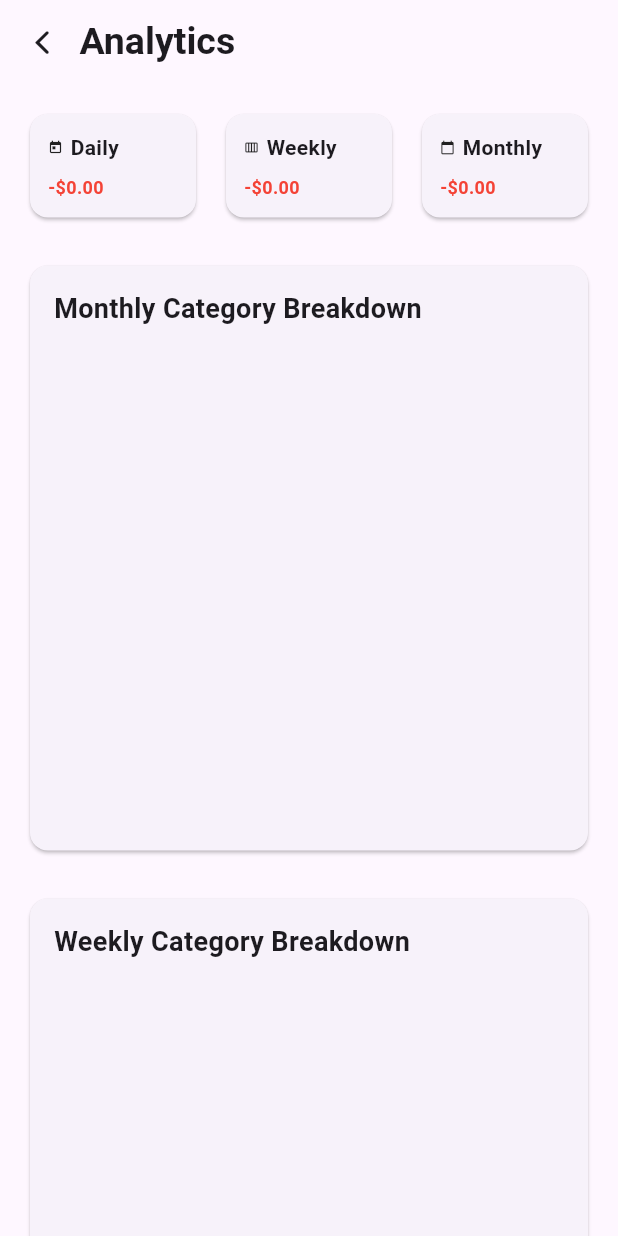
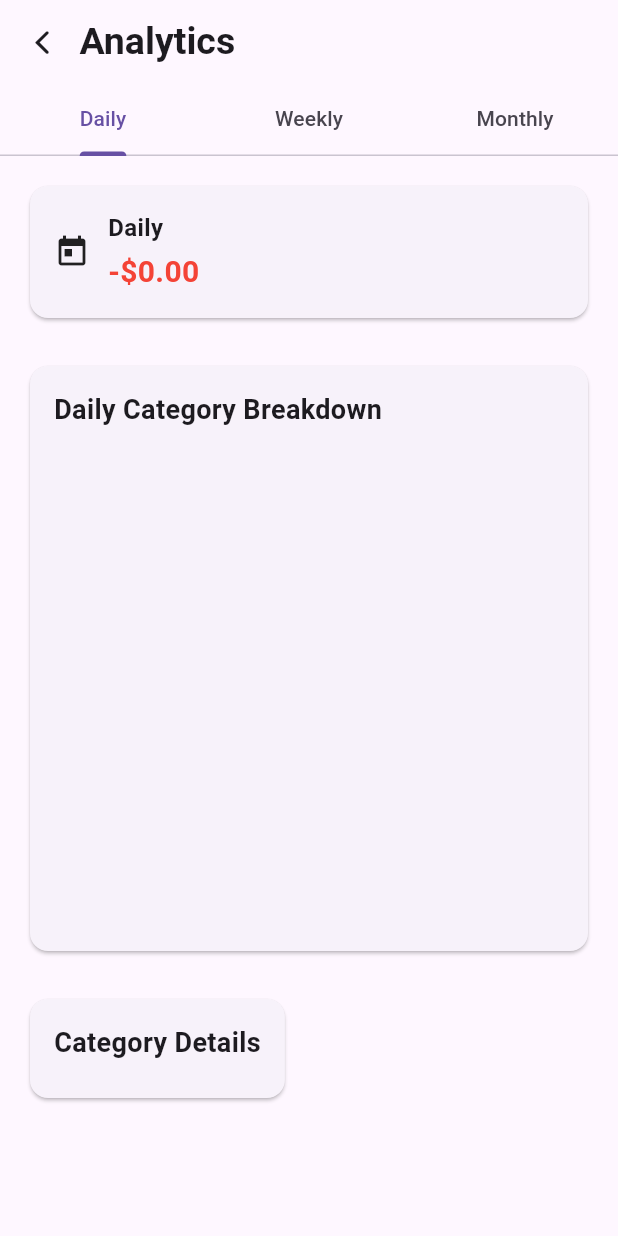
Before and after one commit to asmitranjansinha/expense-tracker, a Flutter app: the AnalyticsScreen screen opened by its route, on a phone screen of 412 x 824 dp. Run offline on Flutter 3.47's test engine with Material 3 defaults, Android fonts, the phone set to English and light mode, and no system bars; drawn by our look-alikes of fl_chart; our stand-ins replace flutter_secure_storage; accounts and stored records are empty.

Commit message:
fronend: updated analytics screen

```diff
--- a/frontend/lib/features/expense/presentation/screens/analytics_screen.dart
+++ b/frontend/lib/features/expense/presentation/screens/analytics_screen.dart
@@ -13,7 +13,9 @@ class AnalyticsScreen extends StatelessWidget {
   @override
   Widget build(BuildContext context) {
     return Consumer<ExpenseProvider>(builder: (context, provider, child) {
-      return Scaffold(
+      return DefaultTabController(
+        length: 3,
+        child: Scaffold(
           appBar: AppBar(
             leading: IconButton(
               onPressed: () => Navigator.pop(context),
@@ -28,23 +30,24 @@ class AnalyticsScreen extends StatelessWidget {
                 fontWeight: FontWeight.bold,
               ),
             ),
+            bottom: TabBar(
+              tabs: const [
+                Tab(text: 'Daily'),
+                Tab(text: 'Weekly'),
+                Tab(text: 'Monthly'),
+              ],
+              onTap: (index) {
+                // You could add logic here if needed when tabs change
+              },
+            ),
           ),
           body: provider.isLoading
               ? const Center(child: CircularProgressIndicator())
-            : SingleChildScrollView(
-                padding: const EdgeInsets.all(16),
-                child: Column(
-                  crossAxisAlignment: CrossAxisAlignment.start,
+              : TabBarView(
                   children: [
-                    _buildSummaryCards(provider),
-                    const SizedBox(height: 24),
-                    _buildCategoryPieChart(provider.monthlySummary, 'Monthly'),
-                    const SizedBox(height: 24),
-                    _buildCategoryPieChart(provider.weeklySummary, 'Weekly'),
-                    const SizedBox(height: 24),
-                    _buildCategoryPieChart(provider.dailySummary, 'Daily'),
-                    const SizedBox(height: 24),
-                    _buildCategoryList(provider.monthlySummary),
+                    _buildAnalyticsView(provider.dailySummary, 'Daily'),
+                    _buildAnalyticsView(provider.weeklySummary, 'Weekly'),
+                    _buildAnalyticsView(provider.monthlySummary, 'Monthly'),
                   ],
                 ),
         ),
@@ -52,67 +55,75 @@ class AnalyticsScreen extends StatelessWidget {
     });
   }
 
-  Widget _buildSummaryCards(ExpenseProvider provider) {
-    return Row(
+  Widget _buildAnalyticsView(List<ExpenseSummary> summary, String period) {
+    return SingleChildScrollView(
+      padding: const EdgeInsets.all(16),
+      child: Column(
+        crossAxisAlignment: CrossAxisAlignment.start,
         children: [
-        _buildSummaryCard(
-          'Daily',
-          _calculateTotal(provider.dailySummary),
-          Icons.today,
+          _buildSummaryCardForPeriod(summary, period),
+          const SizedBox(height: 24),
+          _buildCategoryPieChart(summary, period),
+          const SizedBox(height: 24),
+          _buildCategoryList(summary),
+        ],
       ),
-        const SizedBox(width: 12),
-        _buildSummaryCard(
-          'Weekly',
-          _calculateTotal(provider.weeklySummary),
-          Icons.calendar_view_week,
-        ),
-        const SizedBox(width: 12),
-        _buildSummaryCard(
-          'Monthly',
-          _calculateTotal(provider.monthlySummary),
-          Icons.calendar_today,
-        ),
-      ],
     );
   }
 
-  Widget _buildSummaryCard(String period, double amount, IconData icon) {
-    return Expanded(
-      child: Card(
+  Widget _buildSummaryCardForPeriod(
+      List<ExpenseSummary> summary, String period) {
+    final icon = _getPeriodIcon(period);
+    final amount = _calculateTotal(summary);
+
+    return Card(
       child: Padding(
-          padding: const EdgeInsets.all(12),
-          child: Column(
+        padding: const EdgeInsets.all(16),
+        child: Row(
+          children: [
+            Icon(icon, size: 24),
+            const SizedBox(width: 12),
+            Column(
               crossAxisAlignment: CrossAxisAlignment.start,
               children: [
-              Row(
-                children: [
-                  Icon(icon, size: 10),
-                  const SizedBox(width: 5),
                 Text(
                   period,
                   style: const TextStyle(
                     fontWeight: FontWeight.bold,
+                    fontSize: 16,
                   ),
                 ),
-                ],
-              ),
-              const SizedBox(height: 8),
+                const SizedBox(height: 4),
                 Text(
                   '-\$${amount.toStringAsFixed(2)}',
                   style: const TextStyle(
-                  fontSize: 12,
+                    fontSize: 20,
                     fontWeight: FontWeight.bold,
                     color: Colors.red,
                   ),
                 ),
               ],
             ),
+          ],
         ),
       ),
     );
   }
 
-  Widget _buildCategoryPieChart(List<ExpenseSummary> summary, String title) {
+  IconData _getPeriodIcon(String period) {
+    switch (period) {
+      case 'Daily':
+        return Icons.today;
+      case 'Weekly':
+        return Icons.calendar_view_week;
+      case 'Monthly':
+        return Icons.calendar_today;
+      default:
+        return Icons.category;
+    }
+  }
+
+  Widget _buildCategoryPieChart(List<ExpenseSummary> summary, String period) {
     final chartData = _prepareChartData(summary);
 
     return Card(
@@ -122,7 +133,7 @@ class AnalyticsScreen extends StatelessWidget {
           crossAxisAlignment: CrossAxisAlignment.start,
           children: [
             Text(
-              '$title Category Breakdown',
+              '$period Category Breakdown',
               style: const TextStyle(
                 fontSize: 18,
                 fontWeight: FontWeight.bold,
@@ -135,7 +146,7 @@ class AnalyticsScreen extends StatelessWidget {
                 charts.PieChartData(
                   sections: chartData,
                   centerSpaceRadius: 0,
-                  sectionsSpace: 4,
+                  sectionsSpace: 2,
                   startDegreeOffset: -90,
                   pieTouchData: charts.PieTouchData(
                     touchCallback:
@@ -193,6 +204,7 @@ class AnalyticsScreen extends StatelessWidget {
     };
 
     final data = _prepareChartData(summary);
+    final totalAmount = _calculateTotal(summary);
 
     return Card(
       child: Padding(
@@ -208,7 +220,15 @@ class AnalyticsScreen extends StatelessWidget {
               ),
             ),
             const SizedBox(height: 8),
-            ...data.map((section) => ListTile(
+            ...data.map((section) {
+              final percentage =
+                  totalAmount > 0 ? (section.value / totalAmount * 100) : 0;
+              return Padding(
+                padding: const EdgeInsets.symmetric(vertical: 4),
+                child: Column(
+                  children: [
+                    ListTile(
+                      contentPadding: EdgeInsets.zero,
                       leading: Container(
                         width: 40,
                         height: 40,
@@ -222,14 +242,42 @@ class AnalyticsScreen extends StatelessWidget {
                         ),
                       ),
                       title: Text(section.title),
-                  trailing: Text(
+                      subtitle: Padding(
+                        padding: const EdgeInsets.only(top: 4),
+                        child: LinearProgressIndicator(
+                          value: percentage / 100,
+                          backgroundColor: Colors.grey[200],
+                          valueColor:
+                              AlwaysStoppedAnimation<Color>(section.color),
+                          minHeight: 6,
+                          borderRadius: BorderRadius.circular(3),
+                        ),
+                      ),
+                      trailing: Column(
+                        mainAxisAlignment: MainAxisAlignment.center,
+                        crossAxisAlignment: CrossAxisAlignment.end,
+                        children: [
+                          Text(
                             '-\$${section.value.toStringAsFixed(2)}',
                             style: const TextStyle(
                               fontWeight: FontWeight.bold,
                               color: Colors.red,
                             ),
                           ),
-                )),
+                          Text(
+                            '${percentage.toStringAsFixed(1)}%',
+                            style: TextStyle(
+                              fontSize: 12,
+                              color: Colors.grey[600],
+                            ),
+                          ),
+                        ],
+                      ),
+                    ),
+                  ],
+                ),
+              );
+            }),
           ],
         ),
       ),
@@ -261,7 +309,7 @@ class AnalyticsScreen extends StatelessWidget {
         color: colors[index],
         value: value,
         title: category,
-        radius: 120,
+        radius: 100,
         titleStyle: const TextStyle(
           fontSize: 12,
           fontWeight: FontWeight.bold,
```
Lines whose indentation alone changed are shown as unchanged.
